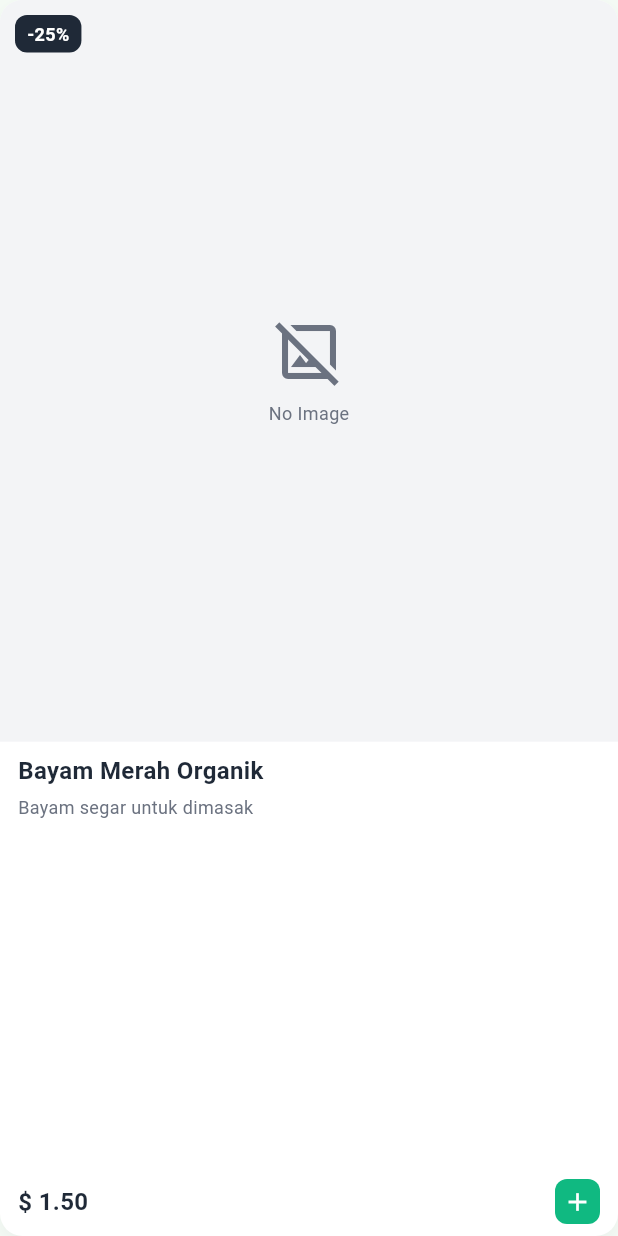
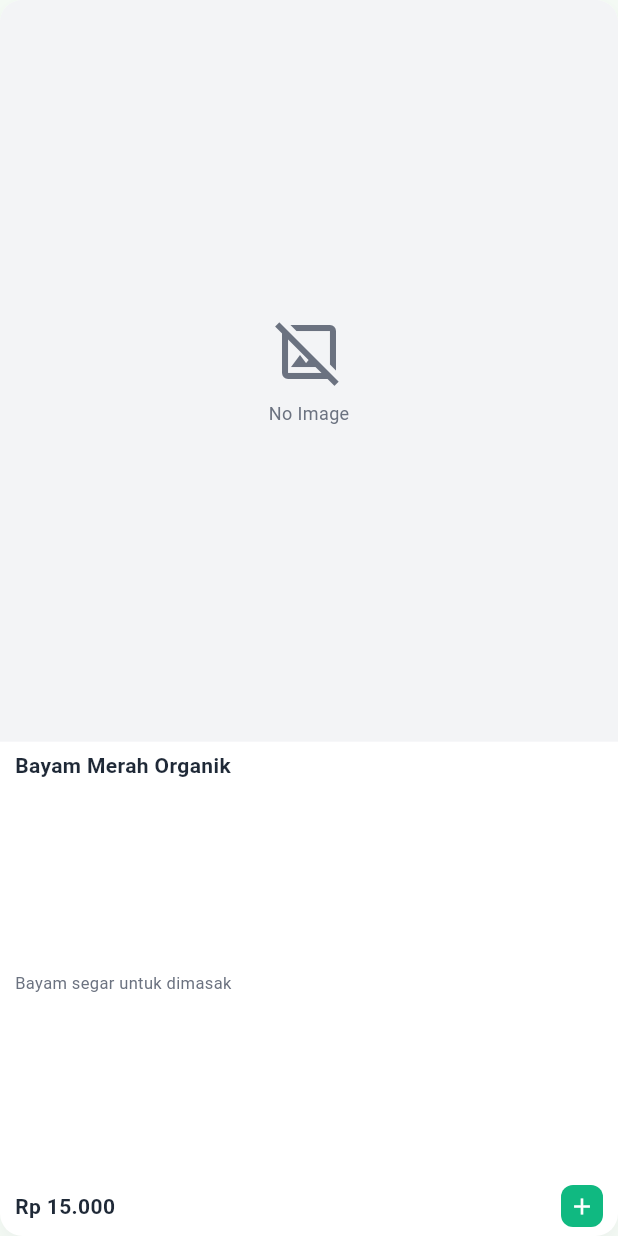
Before and after one commit to evanparisya/parisy_app, a Flutter app: the ProductCard widget shown alone on an empty page, opened directly with sample values from the repository, on a phone screen of 412 x 824 dp. Run offline on Flutter 3.47's test engine with Material 3 defaults, Android fonts, the phone set to English and light mode, and no system bars; our stand-ins replace dio, image_picker, shared_preferences; accounts and stored records are empty; network calls fail; Roboto replaces fonts that are missing (Poppins).

Commit message:
refactor: Improve layout and styling in MarketplaceScreen and ProductCard

```diff
--- a/lib/features/user/marketplace/widgets/product_card.dart
+++ b/lib/features/user/marketplace/widgets/product_card.dart
@@ -19,11 +19,12 @@ class ProductCard extends StatelessWidget {
 
   @override
   Widget build(BuildContext context) {
-    // Simulasi harga $XX.XX sesuai desain, konversi harga aslinya ke satuan 1000
+    // Tampilkan harga sesuai data dari model (sama seperti DB)
     final formattedPrice = NumberFormat.currency(
-      locale: 'en_US',
-      symbol: '\$ ',
-    ).format(product.price / 10000);
+      locale: 'id',
+      symbol: 'Rp ',
+      decimalDigits: 0,
+    ).format(product.price);
 
     return GestureDetector(
       onTap: onTap,
@@ -62,76 +63,62 @@ class ProductCard extends StatelessWidget {
                       child: _buildProductImage(),
                     ),
                   ),
-                  // Placeholder Discount Badge (Mirip desain)
-                  Positioned(
-                    top: 10,
-                    left: 10,
-                    child: Container(
-                      padding: EdgeInsets.symmetric(horizontal: 8, vertical: 4),
-                      decoration: BoxDecoration(
-                        color: AppColors.primaryBlack,
-                        borderRadius: BorderRadius.circular(8),
-                      ),
-                      child: Text(
-                        '-25%',
-                        style: TextStyle(
-                          color: AppColors.neutralWhite,
-                          fontSize: 12,
-                          fontWeight: FontWeight.bold,
-                        ),
-                      ),
-                    ),
-                  ),
+                  // Discount badge intentionally removed — price comes from DB
                 ],
               ),
             ),
-            // Content
+            // Content - gunakan padding lebih kecil dan hindari Spacer agar tidak overflow
             Expanded(
               flex: 2,
               child: Padding(
-                // PERBAIKAN OVERFLOW: Mengurangi padding vertikal dari 12 ke 8
-                padding: EdgeInsets.symmetric(horizontal: 12, vertical: 8),
+                padding: EdgeInsets.symmetric(horizontal: 10, vertical: 6),
                 child: Column(
                   crossAxisAlignment: CrossAxisAlignment.start,
+                  mainAxisAlignment: MainAxisAlignment.spaceBetween,
                   children: [
+                    // Nama produk
                     Text(
                       product.name,
                       maxLines: 1,
                       overflow: TextOverflow.ellipsis,
                       style: TextStyle(
-                        fontSize: 16,
+                        fontSize: 14,
                         fontWeight: FontWeight.bold,
                         color: AppColors.primaryBlack,
                       ),
                     ),
-                    SizedBox(height: 4),
+                    // Deskripsi produk
                     Text(
                       product.description,
                       maxLines: 1,
                       overflow: TextOverflow.ellipsis,
                       style: TextStyle(
-                        fontSize: 12,
+                        fontSize: 11,
                         color: AppColors.neutralDarkGray,
                       ),
                     ),
-                    Spacer(),
+                    // Harga dan tombol cart
                     Row(
                       mainAxisAlignment: MainAxisAlignment.spaceBetween,
                       children: [
-                        Text(
-                          formattedPrice,
-                          style: TextStyle(
-                            fontSize: 16,
-                            fontWeight: FontWeight.bold,
-                            color: AppColors.primaryBlack,
+                        Expanded(
+                          child: Text(
+                            formattedPrice,
+                            maxLines: 1,
+                            overflow: TextOverflow.ellipsis,
+                            style: TextStyle(
+                              fontSize: 14,
+                              fontWeight: FontWeight.bold,
+                              color: AppColors.primaryBlack,
+                            ),
                           ),
                         ),
-                        // Add to Cart Button (Mirip desain)
+                        // Add to Cart Button
                         GestureDetector(
                           onTap: onAddToCart,
                           child: Container(
-                            width: 30,
-                            height: 30,
+                            width: 28,
+                            height: 28,
                             decoration: BoxDecoration(
                               color: AppColors.primaryGreen,
                               borderRadius: BorderRadius.circular(8),
@@ -139,7 +126,7 @@ class ProductCard extends StatelessWidget {
                             child: Icon(
                               Icons.add,
                               color: AppColors.neutralWhite,
-                              size: 20,
+                              size: 18,
                             ),
                           ),
                         ),
```
Also changed, not shown: lib/features/user/marketplace/screens/marketplace_screen.dart (+25 -46 lines).
